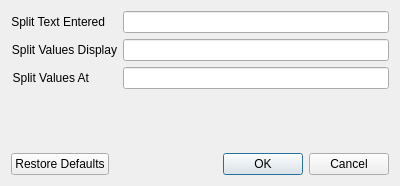
Kayzels/Music-Modify, file music_modify/gui/ui/dialog_prefs_split.ui: the form before one commit.
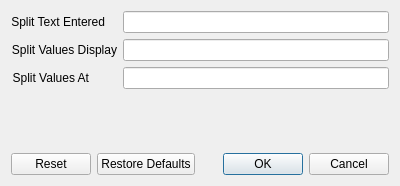
The form after the commit.

Diff of the .ui file:
```diff
--- a/music_modify/gui/ui/dialog_prefs_split.ui
+++ b/music_modify/gui/ui/dialog_prefs_split.ui
@@ -90,7 +90,7 @@
       <enum>Qt::Orientation::Horizontal</enum>
      </property>
      <property name="standardButtons">
-      <set>QDialogButtonBox::StandardButton::Cancel|QDialogButtonBox::StandardButton::Ok|QDialogButtonBox::StandardButton::RestoreDefaults</set>
+      <set>QDialogButtonBox::StandardButton::Cancel|QDialogButtonBox::StandardButton::Ok|QDialogButtonBox::StandardButton::Reset|QDialogButtonBox::StandardButton::RestoreDefaults</set>
      </property>
     </widget>
    </item>
```
